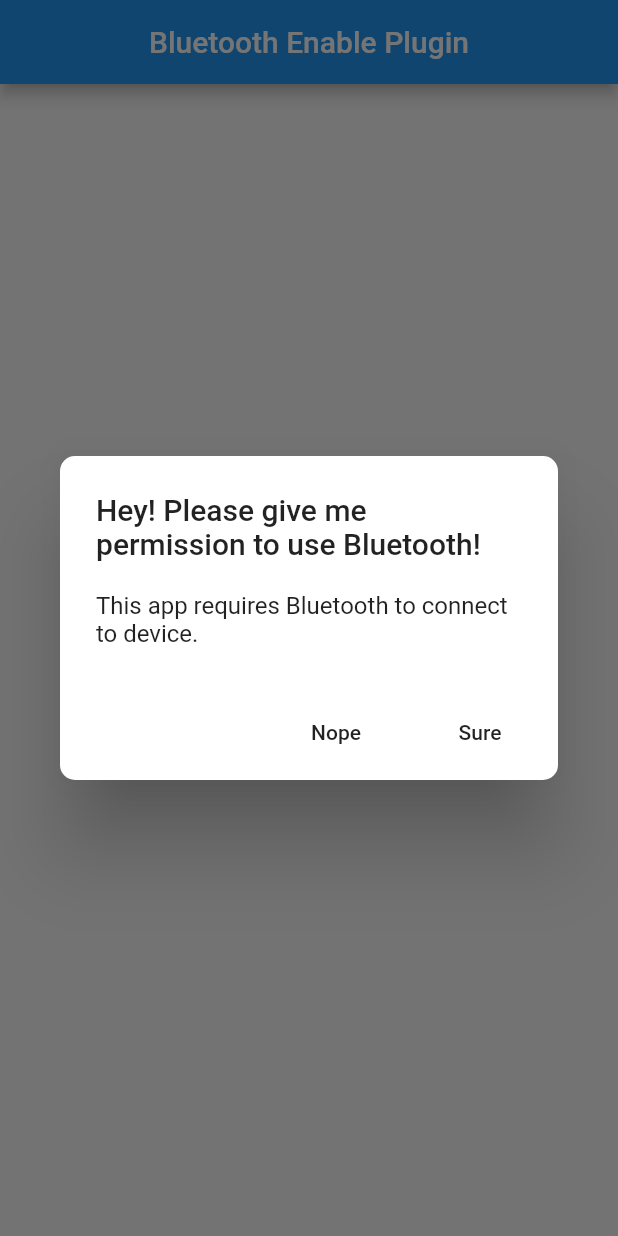
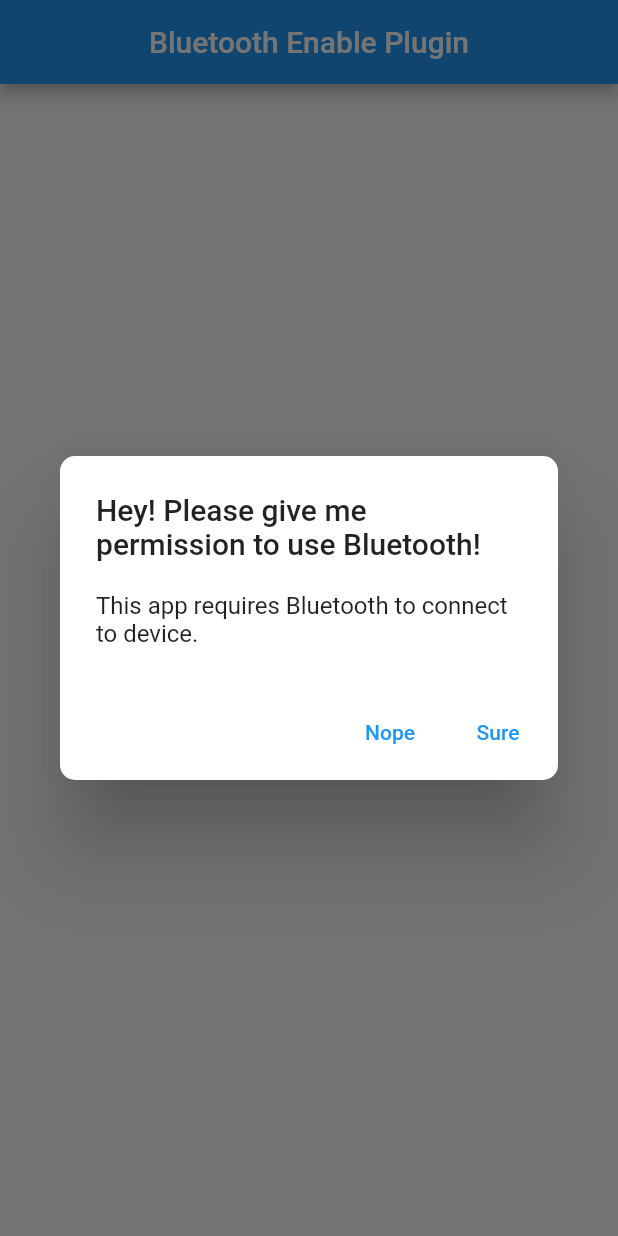
Before and after one commit to huitingyeong/bluetooth_enable, a Flutter app: the screen it shows after launch, after a tap on "Custom request to turn on Bluetooth", on a phone screen of 412 x 824 dp. Run offline on Flutter 3.47's test engine with Material 2 defaults, Android fonts, the phone set to English and light mode, and no system bars.

Commit message:
Upgrading towards null safety

```diff
--- a/lib/bluetooth_enable.dart
+++ b/lib/bluetooth_enable.dart
@@ -64,13 +64,13 @@ class BluetoothEnable {
                 )
               : null,
           actions: <Widget>[
-            FlatButton(
+            TextButton(
               child: Text(cancelBtnText),
               onPressed: () {
                 Navigator.of(context).pop("false");
               },
             ),
-            FlatButton(
+            TextButton(
               child: Text(acceptBtnText),
               onPressed: () async {
                 String bluetoothState =
@@ -82,7 +82,7 @@ class BluetoothEnable {
         );
       },
     ).then((value) {
-      return value;
+      return value ?? "";
     });
   }
 }
--- a/pubspec.yaml
+++ b/pubspec.yaml
@@ -1,12 +1,13 @@
 name: bluetooth_enable
 description: Flutter plugin to turn on bluetooth within app (Android only)
-version: 0.1.1
+version: 0.1.2
 # authors:
 #   - Hui
 homepage: https://github.com/huitingyeong/bluetooth_enable
 
 environment:
-  sdk: ">=2.1.0 <3.0.0"
+  sdk: ">=2.12.0 <3.0.0"
+  flutter: ">=1.20.0"
 
 dependencies:
   flutter:
@@ -16,7 +17,6 @@ dev_dependencies:
   flutter_test:
     sdk: flutter
 
-
 flutter:
   plugin:
     androidPackage: com.hui.bluetooth_enable
```
Also changed, not shown: example/pubspec.lock, pubspec.lock.
